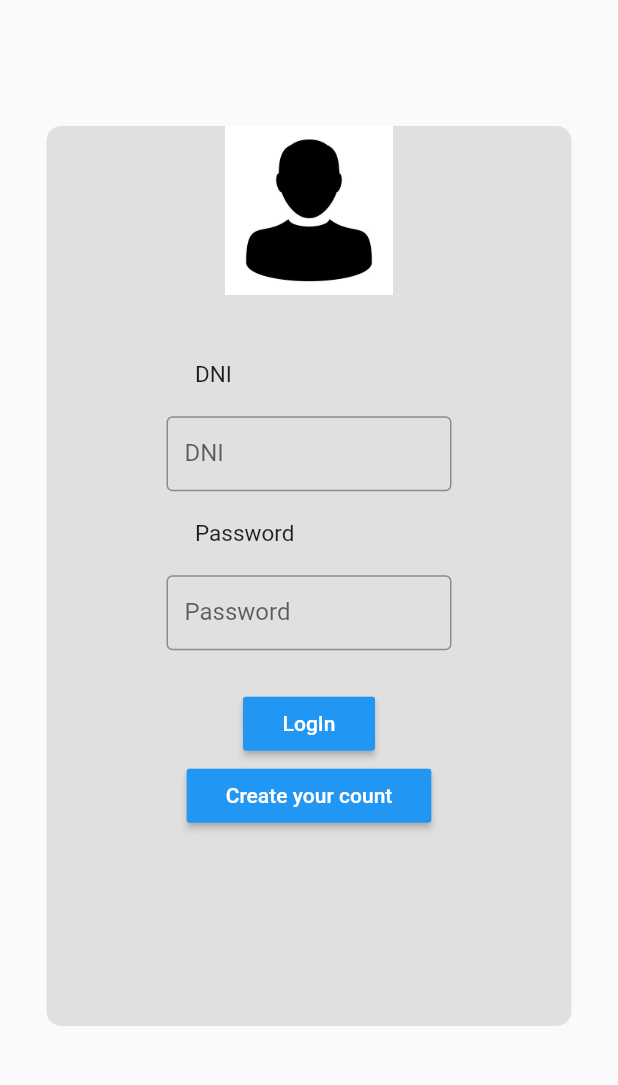
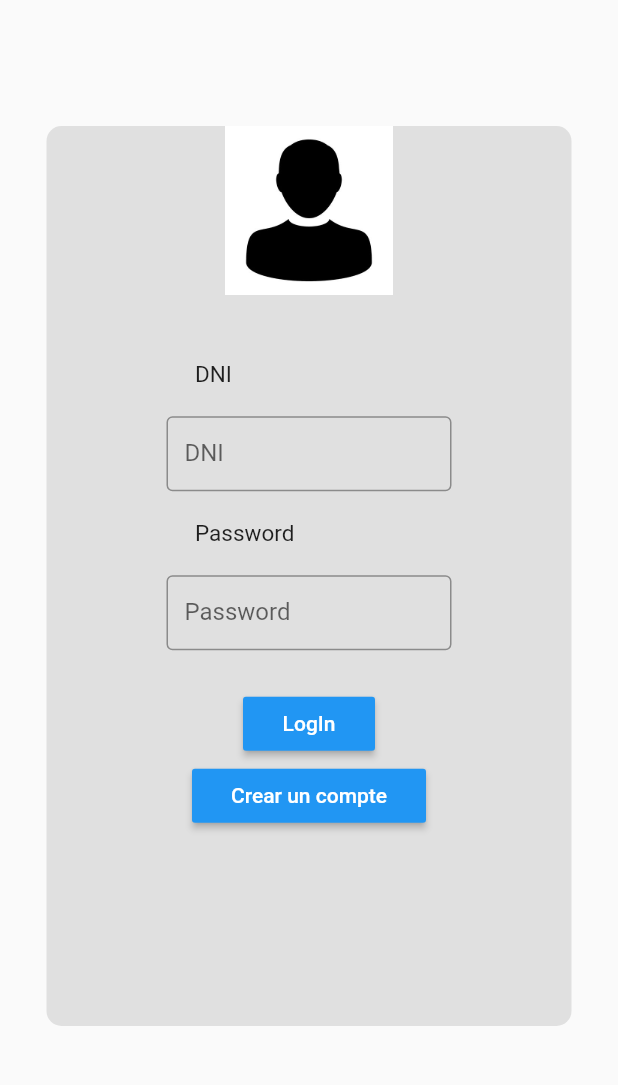
Before and after one commit to mbruguerag/flutter_firebase_test, a Flutter app: the screen it shows after launch, on a phone screen of 412 x 824 dp, the part 84-1169 px from its top. Run offline on Flutter 3.47's test engine with Material 2 defaults, Android fonts, the phone set to English and light mode, and no system bars; our stand-ins replace cloud_firestore, firebase_auth; accounts and stored records are empty.

Commit message:
registrat.2

```diff
--- a/lib/authenticates/LogIn.dart
+++ b/lib/authenticates/LogIn.dart
@@ -139,7 +139,7 @@ class _LogInState extends State<LogIn> {
                           },
                           textColor: Colors.white,
                           child: Container(
-                            child: Text('Create your count'),
+                            child: Text('Crear un compte'),
                             padding: EdgeInsets.all(10.0),
                           ),
                         ),
```
